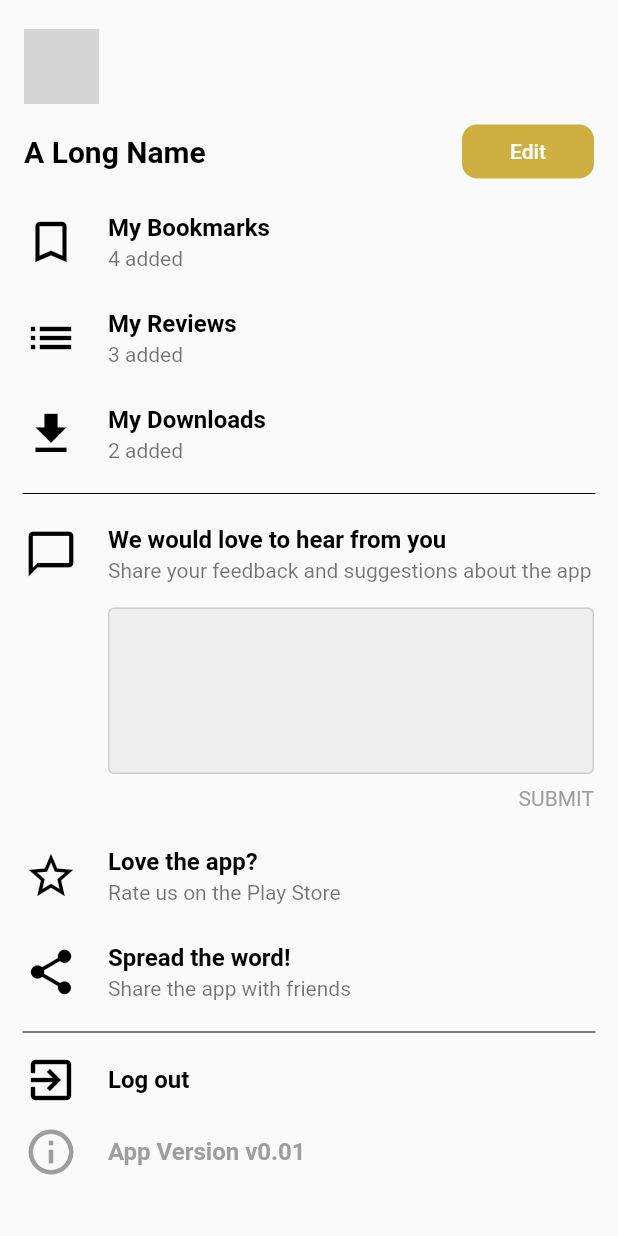
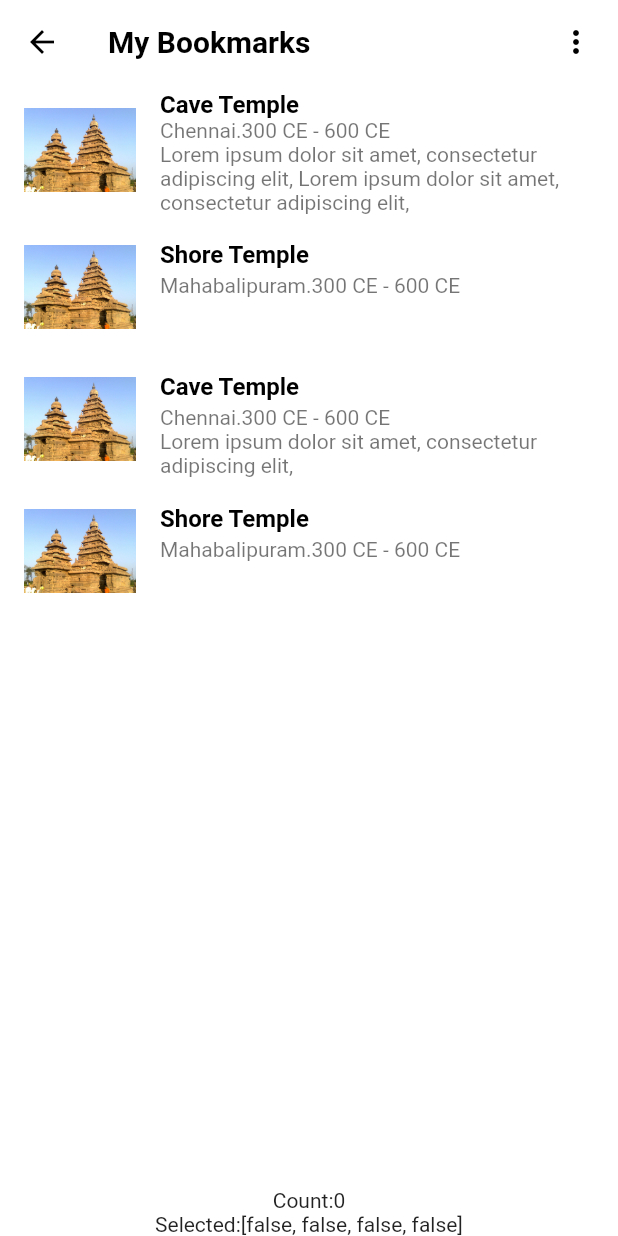
Before and after one commit to Vignesh0404/Monuments-app, a Flutter app: the Profile screen opened directly, after a tap on "My Bookmarks", on a phone screen of 412 x 824 dp. Run offline on Flutter 3.47's test engine with Material 2 defaults, Android fonts, the phone set to English and light mode, and no system bars; our stand-ins replace flutter_icons, video_player; network calls fail; Roboto replaces fonts that are missing (OpenSans); grey boxes are pictures that could not be loaded.

Commit message:
Bookmarks page added

```diff
--- a/lib/screens/Profile.dart
+++ b/lib/screens/Profile.dart
@@ -1,4 +1,5 @@
 import 'package:flutter/material.dart';
+import 'package:travelapp/screens/bookmarks.dart';
 import 'package:travelapp/screens/styles.dart';
 import 'package:travelapp/screens/editprofile.dart';
 
@@ -56,6 +57,9 @@ class _ProfileState extends State<Profile> {
               ),
               ListTile(
                 onTap: () {
+                  Navigator.of(context).push(new MaterialPageRoute(
+                                  builder: (BuildContext context) =>
+                                      Bookmarks()));
                   print('Bookmarks clicked');
                 },
                 dense: true,
--- /dev/null
+++ b/lib/screens/bookmarks.dart
@@ -0,0 +1,241 @@
+import 'package:flutter/material.dart';
+import 'package:travelapp/screens/styles.dart';
+
+class Bookmarks extends StatefulWidget {
+  Bookmarks({Key key}) : super(key: key);
+
+  @override
+  _BookmarksState createState() => _BookmarksState();
+}
+
+class _BookmarksState extends State<Bookmarks> {
+  List<bool> _selected = List.generate(4, (i) => false);
+  List<String> nameList = [
+    'Cave Temple',
+    'Shore Temple',
+    'Cave Temple',
+    'Shore Temple'
+  ];
+  List<String> locationList = [
+    'Chennai',
+    'Mahabalipuram',
+    'Chennai',
+    'Mahabalipuram'
+  ];
+  List<String> eraList = [
+    '300 CE - 600 CE',
+    '300 CE - 600 CE',
+    '300 CE - 600 CE',
+    '300 CE - 600 CE'
+  ];
+  List<String> descList = [
+    'Lorem ipsum dolor sit amet, consectetur adipiscing elit, Lorem ipsum dolor sit amet, consectetur adipiscing elit,',
+    '',
+    'Lorem ipsum dolor sit amet, consectetur adipiscing elit,',
+    ''
+  ];
+  int _selectedCount = 0;
+  bool _manageClicked = false;
+  @override
+  Widget build(BuildContext context) {
+    return SafeArea(
+        child: Scaffold(
+            backgroundColor: Colors.white,
+            appBar: AppBar(
+              elevation: 0,
+              bottomOpacity: 4,
+              backgroundColor: Colors.white,
+              title: (_selectedCount == 0)
+                  ? Row(
+                      children: <Widget>[
+                        Text(
+                          'My Bookmarks',
+                          style: largeTitleFontStyle,
+                        ),
+                        Spacer(),
+                        GestureDetector(
+                            child: Icon(
+                              Icons.more_vert,
+                              color: (_manageClicked)
+                                  ? Colors.deepOrange
+                                  : Colors.black,
+                            ),
+                            onTap: () {
+                              setState(() {
+                                _manageClicked = !_manageClicked;
+                              });
+                            })
+                      ],
+                    )
+                  : Row(
+                      children: <Widget>[
+                        Text('$_selectedCount'),
+                        Spacer(),
+                        GestureDetector(
+                          child: Icon(Icons.delete, color: Colors.deepOrange),
+                          onTap: () {
+                            print(_selected.toString());
+                            showDialog(
+                                context: context,
+                                builder: (BuildContext context) {
+                                  return Dialog(
+                                    shape: RoundedRectangleBorder(
+                                      borderRadius: BorderRadius.circular(7),
+                                    ),
+                                    child: Container(
+                                      height: 165,
+                                      width: double.infinity,
+                                      child: Padding(
+                                        padding: const EdgeInsets.all(10.0),
+                                        child: Column(
+                                          crossAxisAlignment:
+                                              CrossAxisAlignment.start,
+                                          children: <Widget>[
+                                            SizedBox(height: 15),
+                                            Padding(
+                                              padding:
+                                                  EdgeInsets.only(left: 15),
+                                              child: Text('Confirm Delete',
+                                                  style: titleFontStyle),
+                                            ),
+                                            SizedBox(
+                                              height: 15,
+                                            ),
+                                            Padding(
+                                              padding: EdgeInsets.only(
+                                                  left: 15, right: 15),
+                                              child: Container(
+                                                width: double.infinity,
+                                                child: Text(
+                                                    'Are you sure you want to delete the review?',
+                                                    style: grey14w400),
+                                              ),
+                                            ),
+                                            Spacer(),
+                                            Padding(
+                                              padding:
+                                                  EdgeInsets.only(right: 15.0),
+                                              child: Row(
+                                                children: <Widget>[
+                                                  Spacer(),
+                                                  GestureDetector(
+                                                    onTap: () {
+                                                      Navigator.of(context)
+                                                          .pop();
+                                                    },
+                                                    child: Text('CANCEL',
+                                                        style:
+                                                            cancelButtonText),
+                                                  ),
+                                                  SizedBox(
+                                                    width: 16,
+                                                  ),
+                                                  GestureDetector(
+                                                      onTap: () {
+                                                        Navigator.of(context)
+                                                            .pop();
+                                                      },
+                                                      child: Text(
+                                                        'DELETE',
+                                                        style: deleteButtonText,
+                                                      ))
+                                                ],
+                                              ),
+                                            ),
+                                            SizedBox(height: 15)
+                                          ],
+                                        ),
+                                      ),
+                                    ),
+                                  );
+                                });
+                          },
+                        )
+                      ],
+                    ),
+              leading: (_manageClicked || _selectedCount != 0)
+                  ? IconButton(
+                      icon: Icon(
+                        Icons.close,
+                        color: Colors.black,
+                      ),
+                      onPressed: () {
+                        for (int i = 0; i < _selected.length; i++)
+                          _selected[i] = false;
+                        setState(() {
+                          _selectedCount = 0;
+                          _manageClicked = false;
+                        });
+                      },
+                    )
+                  : IconButton(
+                      icon: Icon(
+                        Icons.arrow_back,
+                        color: Colors.black,
+                      ),
+                      onPressed: () {
+                        Navigator.of(context).pop();
+                      },
+                    ),
+            ),
+            body: Column(children: <Widget>[
+              Expanded(
+                child: ListView.builder(
+                  itemCount: 4,
+                  itemBuilder: (_, i) {
+                    return Container(
+                      color: _selected[i] ? Colors.grey[200] : null,
+                      child: ListTile(
+                          trailing:
+                              (_selectedCount != 0 || _manageClicked == true)
+                                  ? ((_selected[i])
+                                      ? Icon(
+                                          Icons.check_box,
+                                          color: Colors.deepOrange,
+                                        )
+                                      : Icon(Icons.check_box_outline_blank))
+                                  : null,
+                          leading: Container(
+                            child: Image.asset('images/shoreTemple.jpg',
+                                fit: BoxFit.cover),
+                          ),
+                          isThreeLine: true,
+                          title: Text("${nameList[i]}", style: titleFontStyle),
+                          subtitle: Text(
+                            '${locationList[i]}' +
+                                '.' +
+                                '${eraList[i]}' +
+                                '\n${descList[i]}',
+                            style: subtitleFontStyle,
+                          ),
+                          onTap: () {
+                            setState(() {
+                              if (_selectedCount != 0 ||
+                                  _manageClicked == true) {
+                                if (_selected[i] == true) {
+                                  _selected[i] = false;
+                                  _selectedCount--;
+                                } else {
+                                  _selectedCount++;
+                                  _selected[i] = true;
+                                }
+                              }
+                            });
+                          },
+                          onLongPress: () {
+                            setState(() {
+                              if (_selected[i] == false) {
+                                _selected[i] = true;
+                                _selectedCount++;
+                              }
+                            });
+                          }),
+                    );
+                  },
+                ),
+              ),
+              Text("Count:" + _selectedCount.toString()),
+              Text("Selected:" + _selected.toString())
+            ])));
+  }
+}
--- a/lib/screens/monumentDetails.dart
+++ b/lib/screens/monumentDetails.dart
@@ -160,7 +160,7 @@ class _MonumentDetailsState extends State<MonumentDetails> {
                           child: Icon(
                             !_controller.value.isPlaying
                                 ? Icons.play_arrow
-                                : showPause == true ? Icons.pause : Icons.mail,//TODO: change the http to blank!!
+                                : showPause == true ? Icons.pause : null ,
                             size: 50,
                             color: Colors.white,
                           ),
--- a/lib/screens/styles.dart
+++ b/lib/screens/styles.dart
@@ -1,5 +1,9 @@
 import 'package:flutter/material.dart';
 
+TextStyle cancelButtonText =
+    TextStyle(color: Colors.grey.shade500, fontFamily: 'OpenSans');
+TextStyle deleteButtonText =
+    TextStyle(color: Colors.red.shade500, fontFamily: 'OpenSans');
 TextStyle white12 =
     TextStyle(fontFamily: "OpenSans", color: Colors.white, fontSize: 12);
 TextStyle white16 =
--- a/lib/widgets/bottomNavigation.dart
+++ b/lib/widgets/bottomNavigation.dart
@@ -1,6 +1,7 @@
 import 'package:flutter/material.dart';
 import 'package:travelapp/screens/Profile.dart';
 import 'package:travelapp/screens/monuments.dart';
+import 'package:travelapp/screens/myReviews.dart';
 import 'package:travelapp/screens/regions.dart';
 import 'package:travelapp/screens/search.dart';
 import 'package:travelapp/screens/styles.dart';
@@ -18,7 +19,8 @@ class _BottomNavigationState extends State<BottomNavigation> {
   int currentIndex = 0;
   final List<Widget> children = [
     Monuments(),
-    VideoPlayerApp(),
+    MyReviews(),
+    // VideoPlayerApp(),
     // Regions(),
     // TimePeriodSearch(),
     Search(),
```
Also changed, not shown: lib/screens/myReviews.dart (+18 -35 lines), lib/widgets/deleteAlert.dart (added, +69 -0 lines).
